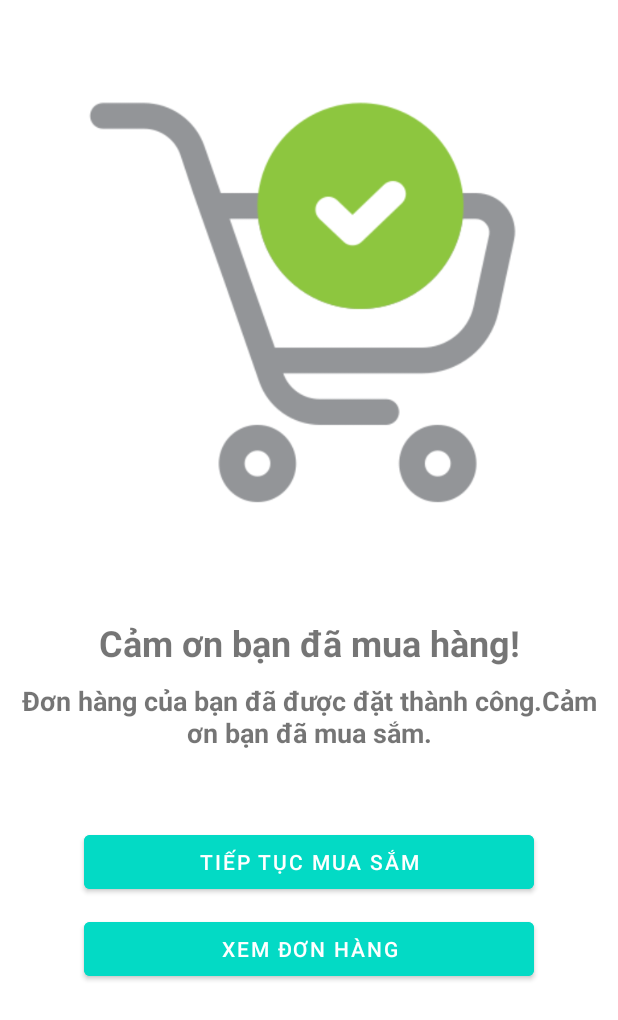
After one commit to DuAnTopNghiepMD05/AppDuAnMD05, an Android app: the HoanThanhActivity screen opened directly, with no data from a screen before it, on a phone screen of 412 x 824 dp. The commit adds this screen. Shown: the top 1020 px of the screen. Run offline under Robolectric (Android 15) with nearby library versions, the light colour scheme and no system bars.

Commit message:
fix ctsp

```diff
--- a/app/src/main/AndroidManifest.xml
+++ b/app/src/main/AndroidManifest.xml
@@ -20,6 +20,9 @@
         android:supportsRtl="true"
         android:theme="@style/Base.Theme.AppDuAnMD05"
         tools:targetApi="31">
+        <activity
+            android:name=".View.HoanThanhActivity"
+            android:exported="false" />
         <activity
             android:name=".View.ThongTinUngDung"
             android:exported="false" />
--- a/app/src/main/java/fpoly/md05/appduanmd05/View/Bill/CartActivity.java
+++ b/app/src/main/java/fpoly/md05/appduanmd05/View/Bill/CartActivity.java
@@ -31,9 +31,6 @@ import android.widget.Spinner;
 import android.widget.TextView;
 import android.widget.Toast;
 
-import com.google.android.gms.tasks.OnFailureListener;
-import com.google.android.gms.tasks.OnSuccessListener;
-import com.google.firebase.auth.FirebaseAuth;
 import com.google.firebase.firestore.DocumentChange;
 import com.google.firebase.firestore.DocumentReference;
 import com.google.firebase.firestore.DocumentSnapshot;
@@ -57,6 +54,7 @@ import fpoly.md05.appduanmd05.Model.SanPhamModels;
 import fpoly.md05.appduanmd05.Presenter.GioHangPreSenter;
 import fpoly.md05.appduanmd05.Presenter.GioHangView;
 import fpoly.md05.appduanmd05.R;
+import fpoly.md05.appduanmd05.View.HoanThanhActivity;
 
 public class CartActivity extends AppCompatActivity implements GioHangView {
     private RecyclerView rcVBill;
@@ -204,63 +202,36 @@ public class CartActivity extends AppCompatActivity implements GioHangView {
                 hoten = edithoten.getText().toString();
                 diachi = editdiachi.getText().toString();
                 sdt = editsdt.getText().toString();
-                if (hoten.length() > 0) {
-                    if (diachi.length() > 0) {
-                        if (sdt.length() > 0) {
-                            DocumentReference userRef = FirebaseFirestore.getInstance().collection("thongtinUser").document(FirebaseAuth.getInstance().getCurrentUser().getUid());
-                            userRef.get().addOnSuccessListener(new OnSuccessListener<DocumentSnapshot>() {
-                                @Override
-                                public void onSuccess(DocumentSnapshot documentSnapshot) {
-                                    if (documentSnapshot.exists()) {
-                                        // Thông tin người dùng đã tồn tại
-                                        String storedHoten = documentSnapshot.getString("hoten");
-                                        String storedDiachi = documentSnapshot.getString("diachi");
-                                        // Kiểm tra xem thông tin đã được nhập vào chưa
-                                        if (storedHoten != null && !storedHoten.isEmpty() && storedDiachi != null && !storedDiachi.isEmpty()) {
-                                            // Đã có thông tin, tiến hành xác nhận đơn hàng
+                if (hoten.length()>0){
+                    if(diachi.length()>0){
+                        if (sdt.length()>0){
                             SimpleDateFormat simpleDateFormat = new SimpleDateFormat("dd/MM/yyyy");
                             Calendar calendar = Calendar.getInstance();
                             String ngaydat = simpleDateFormat.format(calendar.getTime());
-                                            String phuongthuc = spinner.getSelectedItem().toString();
+                            String phuongthuc =spinner.getSelectedItem().toString();
 
-                                            switch (spinner.getSelectedItemPosition()) {
+                            switch (spinner.getSelectedItemPosition()){
                                 case 0:
-                                                    gioHangPreSenter.HandleAddHoaDon(ngaydat, storedDiachi, storedHoten, sdt, phuongthuc, tongtien, arrayList);
-                                                    dialog.cancel();
-                                                    break;
+                                    gioHangPreSenter.HandleAddHoaDon(ngaydat,diachi,hoten,sdt,phuongthuc,tongtien,arrayList);
+                                    dialog.cancel();break;
                                 case 1:
                                     dialog.cancel();
                                     break;
+
                             }
+                            startActivity(new Intent(CartActivity.this, HoanThanhActivity.class));
                             progressBar.setVisibility(View.VISIBLE);
-                                        } else {
-                                            // Thông tin chưa được nhập, yêu cầu nhập thông tin
-                                            Toast.makeText(CartActivity.this, "Vui lòng cập nhật thông tin địa chỉ và họ tên trong tài khoản của bạn", Toast.LENGTH_SHORT).show();
-                                        }
-                                    } else {
-                                        // Tài liệu người dùng không tồn tại
-                                        Toast.makeText(CartActivity.this, "Không tìm thấy thông tin người dùng", Toast.LENGTH_SHORT).show();
-                                    }
-                                }
-                            }).addOnFailureListener(new OnFailureListener() {
-                                @Override
-                                public void onFailure(@NonNull Exception e) {
-                                    // Xử lý khi truy vấn thất bại
-                                    Log.e("CartActivity", "Error getting user document", e);
-                                }
-                            });
-                        } else {
+                        }else{
                             Toast.makeText(CartActivity.this, "Số điện thoại không để trống", Toast.LENGTH_SHORT).show();
                         }
-                    } else {
+                    }else{
                         Toast.makeText(CartActivity.this, "Địa chỉ không để trống", Toast.LENGTH_SHORT).show();
                     }
-                } else {
+                }else{
                     Toast.makeText(CartActivity.this, "Họ tên không để trống", Toast.LENGTH_SHORT).show();
                 }
             }
         });
-
     }
     //capnaht tien
 
--- a/app/src/main/java/fpoly/md05/appduanmd05/View/FragMent/FragMent_ProFile.java
+++ b/app/src/main/java/fpoly/md05/appduanmd05/View/FragMent/FragMent_ProFile.java
@@ -242,6 +242,7 @@ public class FragMent_ProFile extends Fragment implements View.OnClickListener {
                             keys = "diachi";
                             break;
                     }
+
                     db.collection("thongtinUser")
                             .document(FirebaseAuth.getInstance().getCurrentUser().getUid())
                             .collection("Profile")
--- /dev/null
+++ b/app/src/main/java/fpoly/md05/appduanmd05/View/HoanThanhActivity.java
@@ -0,0 +1,29 @@
+package fpoly.md05.appduanmd05.View;
+
+import androidx.appcompat.app.AppCompatActivity;
+
+import android.content.Intent;
+import android.os.Bundle;
+import android.view.View;
+import android.widget.Button;
+
+import fpoly.md05.appduanmd05.R;
+
+public class HoanThanhActivity extends AppCompatActivity {
+    Button btnTTMS,btnXDH;
+    @Override
+    protected void onCreate(Bundle savedInstanceState) {
+        super.onCreate(savedInstanceState);
+        setContentView(R.layout.activity_hoan_thanh);
+        btnTTMS=findViewById(R.id.btnTTMS);
+        btnXDH=findViewById(R.id.btnXDH);
+
+        btnTTMS.setOnClickListener(new View.OnClickListener() {
+            @Override
+            public void onClick(View v) {
+                startActivity(new Intent(HoanThanhActivity.this,HomeActivity.class));
+            }
+        });
+
+    }
+}
--- /dev/null
+++ b/app/src/main/res/layout/activity_hoan_thanh.xml
@@ -0,0 +1,60 @@
+<?xml version="1.0" encoding="utf-8"?>
+<LinearLayout xmlns:android="http://schemas.android.com/apk/res/android"
+    xmlns:app="http://schemas.android.com/apk/res-auto"
+    xmlns:tools="http://schemas.android.com/tools"
+    android:layout_width="match_parent"
+    android:layout_height="match_parent"
+    android:orientation="vertical"
+    android:weightSum="2"
+    tools:context=".View.HoanThanhActivity">
+    <LinearLayout
+        android:layout_width="match_parent"
+        android:layout_height="0dp"
+        android:layout_weight="1">
+        <ImageView
+            android:layout_width="match_parent"
+            android:layout_height="match_parent"
+            android:src="@drawable/cart_success"
+            />
+    </LinearLayout>
+    <LinearLayout
+        android:orientation="vertical"
+        android:layout_width="match_parent"
+        android:layout_height="0dp"
+        android:layout_weight="1">
+        <TextView
+            android:gravity="center"
+            android:textSize="24dp"
+            android:textStyle="bold"
+            android:text="Cảm ơn bạn đã mua hàng!"
+            android:layout_width="match_parent"
+            android:layout_height="wrap_content"/>
+        <TextView
+            android:layout_marginLeft="10dp"
+            android:layout_marginRight="10dp"
+            android:layout_marginTop="10dp"
+            android:textSize="18dp"
+            android:textStyle="bold"
+            android:gravity="center"
+            android:text="Đơn hàng của bạn đã được đặt thành công.Cảm ơn bạn đã mua sắm."
+            android:layout_width="match_parent"
+            android:layout_height="wrap_content"/>
+        <Button
+            android:id="@+id/btnTTMS"
+            android:layout_gravity="center"
+            android:layout_marginTop="50dp"
+            android:backgroundTint="@color/teal_200"
+            android:text="Tiếp tục mua sắm"
+            android:layout_width="300dp"
+            android:layout_height="wrap_content"/>
+        <Button
+            android:id="@+id/btnXDH"
+            android:layout_gravity="center"
+            android:layout_marginTop="10dp"
+            android:backgroundTint="@color/teal_200"
+            android:text="Xem đơn hàng"
+            android:layout_width="300dp"
+            android:layout_height="wrap_content"/>
+    </LinearLayout>
+
+</LinearLayout>
```
Lines whose indentation alone changed are shown as unchanged.
